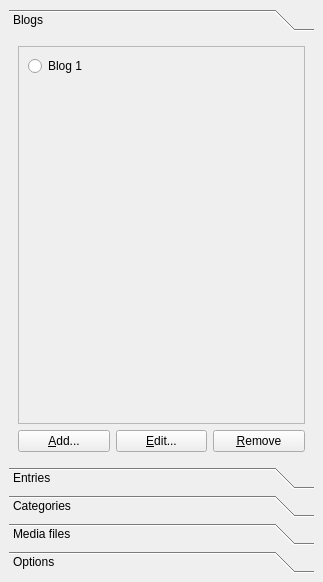
The window that src/toolbox.ui (mtux/bilbo) describes before a commit, drawn with Qt 5.
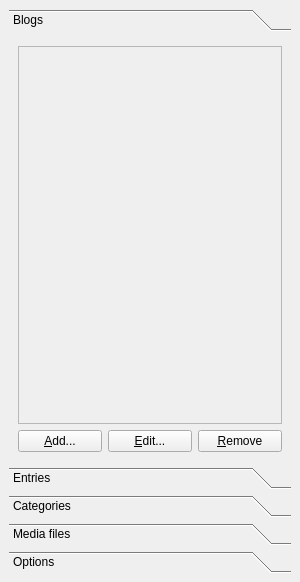
The same window after the commit.

Commit message:
Load Blog list, Edit and Remove Blog implemented.
 * a bug in DBMan Fixed
 * two Signal added to AddEditBlog
 * Functions to save MainWindow Size and Position added.
 * An action added to Toggle hide and show toolbox.

Patch:
```diff
--- a/src/toolbox.ui
+++ b/src/toolbox.ui
@@ -5,7 +5,7 @@
    <rect>
     <x>0</x>
     <y>0</y>
-    <width>323</width>
+    <width>300</width>
     <height>582</height>
    </rect>
   </property>
@@ -26,8 +26,8 @@
           <rect>
            <x>0</x>
            <y>0</y>
-           <width>295</width>
-           <height>406</height>
+           <width>280</width>
+           <height>405</height>
           </rect>
          </property>
          <attribute name="label" >
@@ -36,38 +36,30 @@
          <layout class="QGridLayout" name="gridLayout_7" >
           <item row="0" column="0" >
            <widget class="QFrame" name="frameBlog" >
+            <property name="sizePolicy" >
+             <sizepolicy vsizetype="Expanding" hsizetype="Preferred" >
+              <horstretch>0</horstretch>
+              <verstretch>0</verstretch>
+             </sizepolicy>
+            </property>
             <property name="frameShape" >
              <enum>QFrame::StyledPanel</enum>
             </property>
             <property name="frameShadow" >
              <enum>QFrame::Raised</enum>
             </property>
-            <layout class="QGridLayout" name="gridLayout_6" >
-             <item row="0" column="0" >
-              <widget class="QRadioButton" name="rbtnBlog1" >
-               <property name="text" >
-                <string>Blog 1</string>
-               </property>
-              </widget>
-             </item>
-             <item row="1" column="0" >
-              <spacer name="spaceBlog" >
-               <property name="orientation" >
-                <enum>Qt::Vertical</enum>
-               </property>
-               <property name="sizeHint" stdset="0" >
-                <size>
-                 <width>222</width>
-                 <height>174</height>
-                </size>
-               </property>
-              </spacer>
-             </item>
+            <layout class="QVBoxLayout" name="verticalLayout" >
+             <property name="sizeConstraint" >
+              <enum>QLayout::SetDefaultConstraint</enum>
+             </property>
             </layout>
            </widget>
           </item>
-          <item row="1" column="0" >
+          <item row="2" column="0" >
            <layout class="QHBoxLayout" name="horizontalLayout_5" >
+            <property name="sizeConstraint" >
+             <enum>QLayout::SetMinimumSize</enum>
+            </property>
             <item>
              <widget class="QPushButton" name="btnBlogAdd" >
               <property name="text" >
```
Left out of the diff: 49 changed lines with no effect on the pictures. The commit also changes 8 other files.
